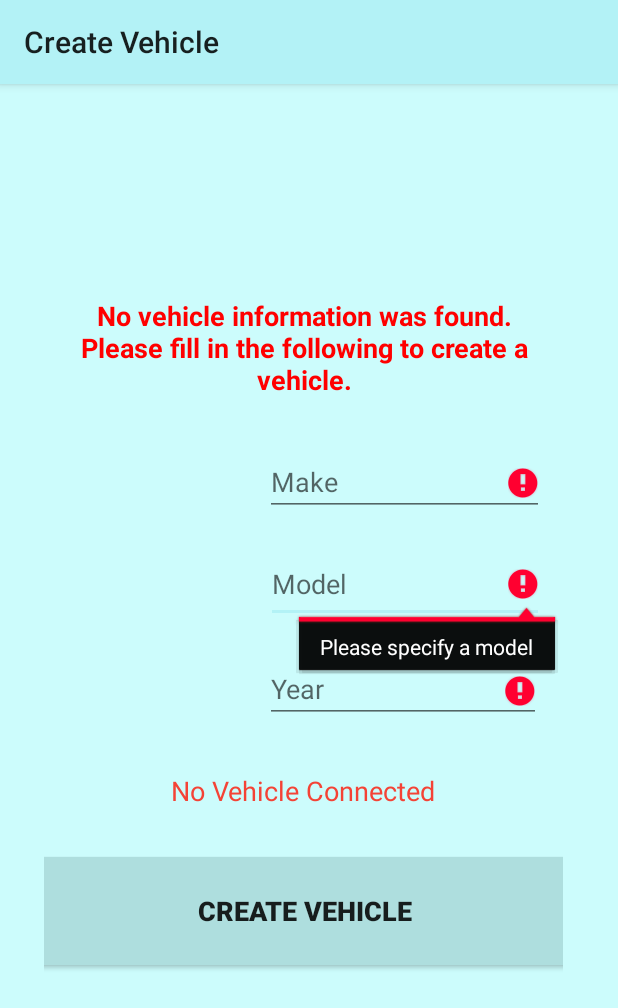
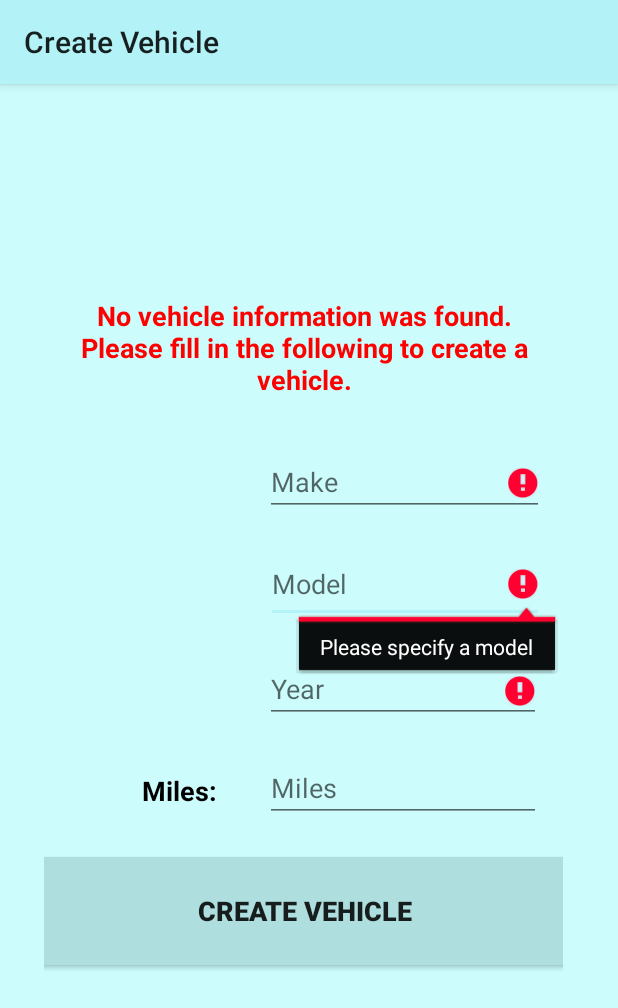
Before and after one commit to jlmcm/MaintenanceTracker, an Android app: the screen it shows after launch (AddVehicleActivity), after a tap on "CREATE VEHICLE", on a phone screen of 412 x 824 dp. Shown: the top 1008 px of the screen. Run offline under Robolectric (Android 15) with nearby library versions, the phone set to English and light mode, and no system bars; libraries missing offline, so code that uses them is left out: com.openxc, com.openxc.measurements; 3 statements that could not run were skipped.

Commit message:
more changes, notifications are still wip
mile entry is now manual due to issues with the scanner

```diff
--- a/app/src/main/AndroidManifest.xml
+++ b/app/src/main/AndroidManifest.xml
@@ -43,6 +43,7 @@
         <meta-data
             android:name="preloaded_fonts"
             android:resource="@array/preloaded_fonts" />
+        <receiver android:name="Reminder"/>
     </application>
 
 </manifest>
--- a/app/src/main/java/com/autoauto/maintenancetracker/AddVehicleActivity.java
+++ b/app/src/main/java/com/autoauto/maintenancetracker/AddVehicleActivity.java
@@ -1,23 +1,17 @@
 package com.autoauto.maintenancetracker;
 
-import android.graphics.Color;
 import android.os.Bundle;
 import android.view.View;
 import android.widget.Button;
 import android.widget.EditText;
-import android.widget.TextView;
 
 import com.autoauto.maintenancetracker.util.Vehicle;
-
-import java.util.Timer;
-import java.util.TimerTask;
 
 // shown when a vehicle can't be loaded
 // handles vehicle creation
 public class AddVehicleActivity extends AutoAutoActivity {
     Button btCreate;
-    EditText etMake, etModel, etYear;
-    TextView tvStatus;
+    EditText etMake, etModel, etYear, etMiles;
     int miles = 0;
 
     @Override
@@ -28,18 +22,15 @@ public class AddVehicleActivity extends AutoAutoActivity {
         etMake = findViewById(R.id.etMake);
         etModel = findViewById(R.id.etModel);
         etYear = findViewById(R.id.etYear);
+        etMiles = findViewById(R.id.etMiles);
 
         btCreate = findViewById(R.id.btCreate);
         btCreate.setOnClickListener(clickCreate);
-
-        tvStatus = findViewById(R.id.tvStatus);
     }
 
     @Override
     protected void UpdateMiles(int miles) {
         this.miles = miles;
-        tvStatus.setText("Connected: " + miles + " miles");
-        tvStatus.setTextColor(Color.DKGRAY);
     }
 
     View.OnClickListener clickCreate = new View.OnClickListener() {
@@ -48,8 +39,16 @@ public class AddVehicleActivity extends AutoAutoActivity {
             String make = etMake.getText().toString();
             String model = etModel.getText().toString();
             String year = etYear.getText().toString();
+            int miles;
+            try {
+                miles = Integer.parseInt(etMiles.getText().toString());
+            }
+            catch (Exception e)
+            {
+                miles = 0;
+            }
 
-            if (!make.equals("") && !model.equals("") && !year.equals("") && miles != -1) {
+            if (!make.equals("") && !model.equals("") && !year.equals("") && miles >= 0) {
                 application.setVehicle(new Vehicle(make, model, year, miles));
                 application.SaveVehicle();
                 finish();
@@ -58,6 +57,7 @@ public class AddVehicleActivity extends AutoAutoActivity {
                 if(make.equals("")) etMake.setError("Please specify a make");
                 if(model.equals("")) etModel.setError("Please specify a model");
                 if(year.equals("")) etYear.setError("Please specify a year");
+                if(miles < 0) etMiles.setError("Miles must be positive");
             }
         }
     };
--- a/app/src/main/java/com/autoauto/maintenancetracker/AutoAutoActivity.java
+++ b/app/src/main/java/com/autoauto/maintenancetracker/AutoAutoActivity.java
@@ -17,6 +17,8 @@ import com.openxc.VehicleManager;
 import com.openxc.measurements.Measurement;
 import com.openxc.measurements.Odometer;
 
+import java.util.Calendar;
+import java.util.Date;
 import java.util.Timer;
 import java.util.TimerTask;
 
@@ -35,6 +37,7 @@ public class AutoAutoActivity extends AppCompatActivity {
 
     @Override
     public void onResume() {
+        Log.e("onResume", "resuming");
         super.onResume();
         application.LoadVehicle();
         if (mVehicleManager == null) {
@@ -45,6 +48,7 @@ public class AutoAutoActivity extends AppCompatActivity {
 
     @Override
     public void onPause() {
+        Log.e("onPause", "pausing");
         super.onPause();
         // to "prevent memory leaks"
         if (mVehicleManager != null) {
@@ -53,6 +57,7 @@ public class AutoAutoActivity extends AppCompatActivity {
             mVehicleManager = null;
         }
         application.SaveVehicle();
+        scheduleReminder();
     }
 
     @Override
@@ -64,7 +69,20 @@ public class AutoAutoActivity extends AppCompatActivity {
             unbindService(mConnection);
             mVehicleManager = null;
         }
-        application.SaveVehicle();
+    }
+
+    // schedule reminder alarm
+    public void scheduleReminder() {
+        AlarmManager alarmManager = (AlarmManager) this.getSystemService(Context.ALARM_SERVICE);
+        Intent intent = new Intent(this, Reminder.class);
+        PendingIntent pendingIntent = PendingIntent.getBroadcast(this, 1, intent, 0);
+
+        // cancel and remake
+        alarmManager.cancel(pendingIntent);
+
+        Date lastUpdate = application.getVehicle().getLastUpdate();
+        long now = Calendar.getInstance().getTimeInMillis();
+        alarmManager.set(AlarmManager.RTC,now + 10000, pendingIntent);
     }
 
     // defines how to interface with the service
@@ -95,8 +113,8 @@ public class AutoAutoActivity extends AppCompatActivity {
         Vehicle vehicle = application.getVehicle();
         if(vehicle != null)
         {
-            if(vehicle.getMiles() <= miles) application.UpdateMiles(miles);
-            else Log.e("AutoAutoActivity", "Miles reported are less than expected");
+            application.UpdateMiles(miles);
+            if(vehicle.getMiles() > miles) Log.e("AutoAutoActivity", "Miles reported are less than expected");
         }
     }
 }
--- a/app/src/main/java/com/autoauto/maintenancetracker/DebugActivity.java
+++ b/app/src/main/java/com/autoauto/maintenancetracker/DebugActivity.java
@@ -82,7 +82,8 @@ public class DebugActivity extends AutoAutoActivity {
     View.OnClickListener clickNotification = new View.OnClickListener() {
         @Override
         public void onClick(View v) {
-            application.notifyReminder();
+            Context context = DebugActivity.this;
+            Reminder.notifyReminder(context);
         }
     };
 }
--- a/app/src/main/res/layout/activity_add_vehicle.xml
+++ b/app/src/main/res/layout/activity_add_vehicle.xml
@@ -165,17 +165,33 @@
             app:layout_constraintStart_toStartOf="parent"
             app:layout_constraintTop_toTopOf="parent" />
 
+        <EditText
+            android:id="@+id/etMiles"
+            android:layout_width="184dp"
+            android:layout_height="42dp"
+            android:layout_marginStart="173dp"
+            android:layout_marginTop="24dp"
+            android:layout_marginEnd="31dp"
+            android:ems="10"
+            android:hint="Miles"
+            android:inputType="number"
+            app:layout_constraintEnd_toEndOf="parent"
+            app:layout_constraintHorizontal_bias="0.61"
+            app:layout_constraintStart_toStartOf="parent"
+            app:layout_constraintTop_toBottomOf="@+id/etYear" />
+
         <TextView
-            android:id="@+id/tvStatus"
+            android:id="@+id/tvMiles"
             android:layout_width="wrap_content"
             android:layout_height="wrap_content"
-            android:layout_marginBottom="32dp"
-            android:text="No Vehicle Connected"
-            android:textColor="#F44336"
+            android:layout_marginEnd="32dp"
+            android:text="Miles:"
+            android:textColor="#000000"
             android:textSize="18sp"
-            app:layout_constraintBottom_toTopOf="@+id/btCreate"
-            app:layout_constraintEnd_toEndOf="parent"
-            app:layout_constraintStart_toStartOf="parent" />
+            android:textStyle="bold"
+            app:layout_constraintBottom_toBottomOf="@+id/etMiles"
+            app:layout_constraintEnd_toStartOf="@+id/etMiles"
+            app:layout_constraintTop_toTopOf="@+id/etMiles" />
 
     </androidx.constraintlayout.widget.ConstraintLayout>
 
```
Also changed, not shown: app/src/main/java/com/autoauto/maintenancetracker/AboutVehicleActivity.java (+42 -0 lines), app/src/main/java/com/autoauto/maintenancetracker/AutoAutoApplication.java (+0 -33 lines), app/src/main/java/com/autoauto/maintenancetracker/EditVehicleActivity.java (+15 -2 lines), app/src/main/java/com/autoauto/maintenancetracker/Reminder.java (added, +45 -0 lines), app/src/main/res/layout/activity_edit_vehicle.xml (+25 -1 lines).
